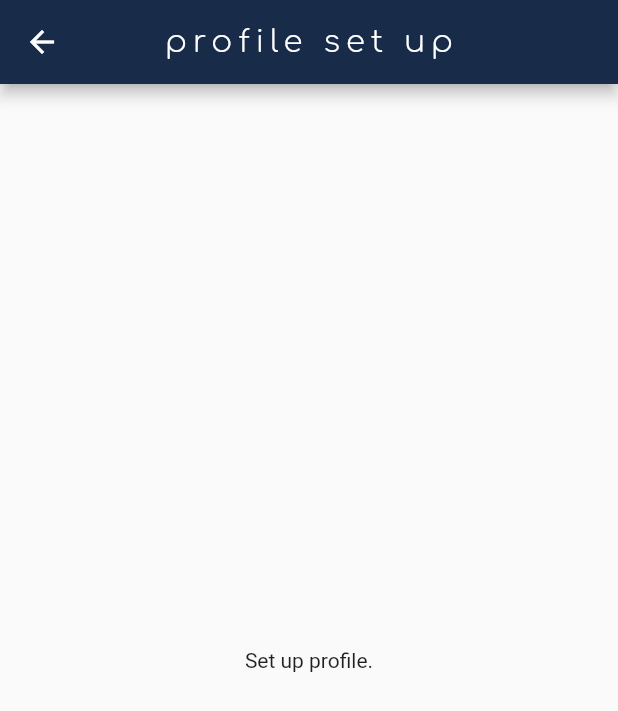
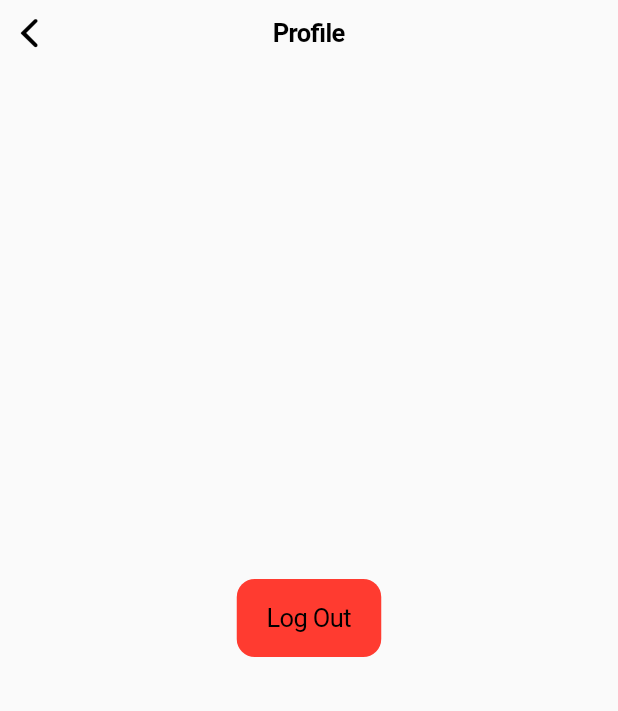
Before and after one commit to Major-Map-Initiative/MajorMapInitiativeApp, a Flutter app: the ProfileSetUp screen opened directly, on a phone screen of 412 x 824 dp. Shown: the top 711 px of the screen. Run offline on Flutter 3.47's test engine with Material 2 defaults, Android fonts, the phone set to English and light mode, and no system bars; our stand-ins replace animated_text_kit, carousel_slider, dio, firebase_auth, shared_preferences; accounts and stored records are empty; Roboto replaces fonts that are missing (SFPro).

Commit message:
iOS structure finalized using cupertino widgets

```diff
--- /dev/null
+++ b/lib/navigation/router_paths.dart
@@ -0,0 +1,9 @@
+
+
+class RoutePaths{
+  static const String Home = '/home';
+  static const String Login = '/';
+  static const String Profile = '/profile';
+  static const String SignUp = "/signup";
+
+}
--- a/lib/screens/login_page.dart
+++ b/lib/screens/login_page.dart
@@ -4,7 +4,7 @@ import 'dart:io';
 import 'package:flutter/cupertino.dart';
 import 'package:flutter/material.dart';
 import 'package:myapp/providers/user_provider.dart';
-import 'package:myapp/tools/router_paths.dart';
+import 'package:myapp/navigation/router_paths.dart';
 import 'package:myapp/tools/sizeConfig.dart';
 import 'package:provider/provider.dart';
 
@@ -96,7 +96,6 @@ class _LoginPageState extends State<LoginPage> {
                 padding: const EdgeInsets.all(15.0),
                 child: FlatButton(
                   onPressed: () {
-                    print("Hello world");
                     _userProvider.login(_emailFieldController.text, _passwordFieldController.text).then((userId){
 
                     _userProvider.isLoggedIn().then((loggedIn){
--- /dev/null
+++ b/lib/screens/profile.dart
@@ -0,0 +1,46 @@
+import 'package:flutter/cupertino.dart';
+import 'package:flutter/material.dart';
+import 'package:myapp/navigation/router_paths.dart';
+import 'package:myapp/providers/user_provider.dart';
+import 'package:myapp/screens/login_page.dart';
+import 'package:myapp/tools/sizeConfig.dart';
+import 'package:provider/provider.dart';
+
+class ProfileSetUp extends StatefulWidget{
+  @override
+  State<StatefulWidget> createState() => _ProfileState();
+
+}
+
+class _ProfileState extends State<ProfileSetUp>{
+  UserProvider _userProvider;
+  @override
+  void didChangeDependencies() {
+    super.didChangeDependencies();
+    _userProvider = Provider.of<UserProvider>(context);
+  }
+
+  @override
+  Widget build(BuildContext context) {
+    return CupertinoPageScaffold(
+
+
+        navigationBar: CupertinoNavigationBar(
+          middle: Text("Profile"),
+
+        ),
+        child: Center(
+      child: CupertinoButton(
+        child: Text("Log Out"),
+        color: CupertinoColors.systemRed,
+        onPressed: (){
+          _userProvider.logOut();
+          Navigator.of(context, rootNavigator: true).pop(context);
+
+        },
+      ),
+    )
+    );
+  }
+
+}
--- a/lib/screens/profileSetUp.dart
+++ /dev/null
@@ -1,48 +0,0 @@
-import 'package:flutter/cupertino.dart';
-import 'package:flutter/material.dart';
-import 'package:myapp/tools/sizeConfig.dart';
-
-class ProfileSetUp extends StatefulWidget{
-  @override
-  State<StatefulWidget> createState() => _ProfileState();
-
-}
-class _ProfileState extends State<ProfileSetUp>{
-  @override
-  Widget build(BuildContext context) {
-    return Scaffold(
-      appBar: AppBar(
-        title: Text(
-          "profile set up",
-          style: TextStyle(
-            fontSize: SizeConfig.safeBlockHorizontal * 5,
-            letterSpacing: 4,
-            fontFamily: "Comfortaa",
-          ),
-        ),
-        backgroundColor: MaterialColor(
-          0xFF182B49,
-          <int, Color>{
-            50: Color(0xFF182B49),
-            100: Color(0xFF182B49),
-            200: Color(0xFF182B49),
-            300: Color(0xFF182B49),
-            400: Color(0xFF182B49),
-            500: Color(0xFF182B49),
-            600: Color(0xFF182B49),
-            700: Color(0xFF182B49),
-            800: Color(0xFF182B49),
-            900: Color(0xFF182B49),
-          },
-        ),
-        centerTitle: true,
-      ),
-      body: Container(
-        child: Center(
-          child: Text("Set up profile."),
-        ),
-      ),
-    );
-  }
-
-}
--- a/lib/tools/router_paths.dart
+++ /dev/null
@@ -1,6 +0,0 @@
-class RoutePaths{
-  static const String Home = '/';
-  static const String Login = 'login';
-  static const String SignUp = "signup";
-
-}
```
Also changed, not shown: lib/main.dart (+16 -2 lines), lib/navigation/router.dart (+5 -5 lines), lib/root.dart (+114 -114 lines), lib/screens/home_page.dart (+36 -25 lines), 2 other files.
